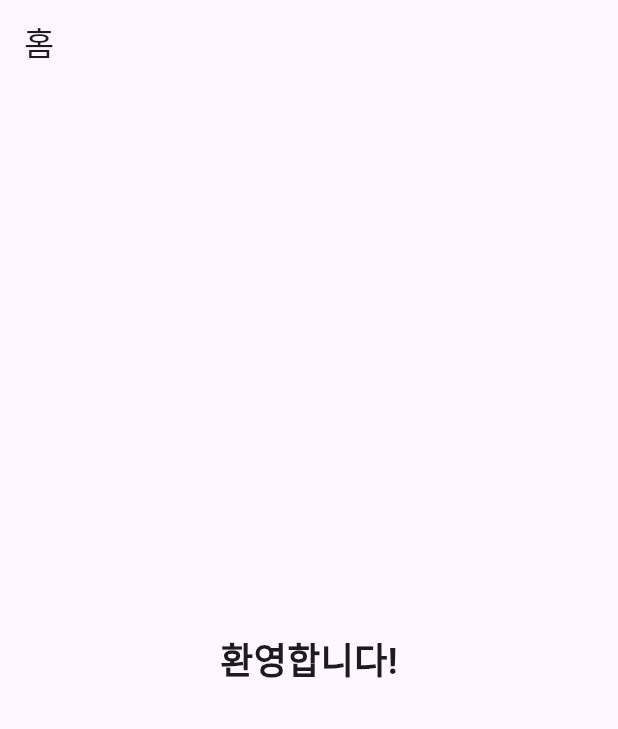
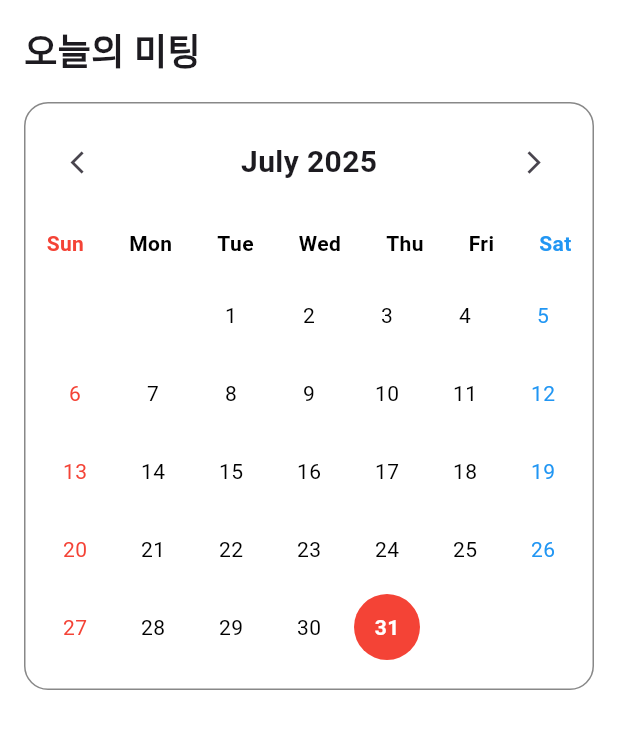
Before and after one commit to mark3lim/manage_meeting, a Flutter app: the HomePage screen opened directly, on a phone screen of 412 x 824 dp. Shown: the top 729 px of the screen. Run offline on Flutter 3.47's test engine with Material 3 defaults, Android fonts, the phone set to English and light mode, and no system bars; our stand-ins replace flutter_riverpod.

```diff
--- a/lib/screen/HomePage.dart
+++ b/lib/screen/HomePage.dart
@@ -1,13 +1,36 @@
 import 'package:flutter/material.dart';
+import 'package:intl/intl.dart';
 
-/// [HomePage] 클래스는 로그인 성공 후 표시되는 메인 화면을 구성하는 [StatelessWidget] 입니다.
+/// [HomePage] 클래스는 로그인 성공 후 표시되는 메인 화면을 구성하는 [StatefulWidget] 입니다.
 ///
-/// 이 화면은 사용자에게 간단한 환영 메시지를 보여주는 역할을 합니다.
-class HomePage extends StatelessWidget {
+/// 이 화면은 달력 UI와 함께 사용자에게 간단한 환영 메시지를 보여주는 역할을 합니다.
+class HomePage extends StatefulWidget {
   /// [HomePage]의 생성자입니다.
   ///
   /// [key]는 위젯 트리의 특정 위치에 있는 위젯을 식별하는 데 사용됩니다.
   const HomePage({super.key});
+
+  @override
+  State<HomePage> createState() => _HomePageState();
+}
+
+class _HomePageState extends State<HomePage> {
+  /// 현재 달력에 표시된 월의 기준이 되는 날짜입니다.
+  DateTime _currentDate = DateTime.now();
+
+  /// 이전 달로 이동하는 함수입니다.
+  void _previousMonth() {
+    setState(() {
+      _currentDate = DateTime(_currentDate.year, _currentDate.month - 1, 1);
+    });
+  }
+
+  /// 다음 달로 이동하는 함수입니다.
+  void _nextMonth() {
+    setState(() {
+      _currentDate = DateTime(_currentDate.year, _currentDate.month + 1, 1);
+    });
+  }
 
   /// 화면의 사용자 인터페이스(UI)를 빌드합니다.
   ///
@@ -18,16 +41,143 @@ class HomePage extends StatelessWidget {
   @override
   Widget build(BuildContext context) {
     return Scaffold(
-      appBar: AppBar(
-        title: const Text('홈'),
-        automaticallyImplyLeading: false, // 뒤로가기 버튼 숨기기
-      ),
-      body: const Center(
-        child: Text(
-          '환영합니다!',
-          style: TextStyle(fontSize: 24, fontWeight: FontWeight.bold),
+      backgroundColor: Colors.white, // 1. 전체 배경화면은 흰색으로 설정
+      body: SafeArea(
+        child: Padding(
+          padding: const EdgeInsets.all(16.0),
+          child: Column(
+            crossAxisAlignment: CrossAxisAlignment.start,
+            children: [
+              const Text(
+                '오늘의 미팅',
+                style: TextStyle(fontSize: 24, fontWeight: FontWeight.bold),
+              ),
+              Card(
+                margin: const EdgeInsets.only(top: 16.0),
+                color: const Color(0xFFFFFFFF), // 2. 달력은 흰색에 가까운 회색(Hex 값)
+                elevation: 0, // 그림자 제거
+                shape: RoundedRectangleBorder(
+                  borderRadius: BorderRadius.circular(16.0),
+                  side: const BorderSide(color: Color(0xFF888888), width: 1.0), // 짙은 회색 테두리 추가
+                ),
+                child: Column(
+                  mainAxisSize: MainAxisSize.min,
+                  children: [
+                    _buildCalendarHeader(context),
+                    _buildCalendarDays(context),
+                  ],
+                ),
+              ),
+            ],
+          ),
         ),
       ),
     );
   }
+
+  /// 달력의 헤더(년/월 및 이전/다음 버튼)를 빌드합니다.
+  ///
+  /// @return 달력 헤더 위젯을 반환합니다.
+  Widget _buildCalendarHeader(BuildContext context) {
+    final locale = Localizations.localeOf(context).languageCode;
+    return Padding(
+      padding: const EdgeInsets.fromLTRB(16.0, 16.0, 16.0, 8.0),
+      child: Row(
+        mainAxisAlignment: MainAxisAlignment.spaceBetween,
+        children: [
+          IconButton(
+            icon: const Icon(Icons.arrow_back_ios, size: 18),
+            onPressed: _previousMonth,
+          ),
+          Text(
+            DateFormat.yMMMM(locale).format(_currentDate),
+            style: const TextStyle(fontSize: 20, fontWeight: FontWeight.bold),
+          ),
+          IconButton(
+            icon: const Icon(Icons.arrow_forward_ios, size: 18),
+            onPressed: _nextMonth,
+          ),
+        ],
+      ),
+    );
+  }
+
+  /// 달력의 날짜 부분을 빌드합니다.
+  ///
+  /// 요일 헤더와 날짜 그리드를 포함합니다.
+  ///
+  /// @return 달력 날짜 위젯을 반환합니다.
+  Widget _buildCalendarDays(BuildContext context) {
+    final daysInMonth = DateUtils.getDaysInMonth(_currentDate.year, _currentDate.month);
+    final firstDayOfMonth = DateTime(_currentDate.year, _currentDate.month, 1);
+    final firstWeekday = firstDayOfMonth.weekday % 7;
+    final locale = Localizations.localeOf(context).languageCode;
+    final weekDays = DateFormat.E(locale).dateSymbols.SHORTWEEKDAYS;
+    final today = DateTime.now();
+
+    return Column(
+      mainAxisSize: MainAxisSize.min,
+      children: [
+        Row(
+          mainAxisAlignment: MainAxisAlignment.spaceAround,
+          children: weekDays.asMap().entries.map((entry) {
+            final index = entry.key;
+            final dayName = entry.value;
+            final isSunday = index == 0;
+            final isSaturday = index == 6;
+
+            return Padding(
+              padding: const EdgeInsets.symmetric(vertical: 12.0),
+              child: Text(
+                dayName,
+                style: TextStyle(
+                  fontWeight: FontWeight.bold,
+                  color: isSunday ? Colors.red : (isSaturday ? Colors.blue : Colors.black),
+                ),
+              ),
+            );
+          }).toList(),
+        ),
+        GridView.builder(
+          shrinkWrap: true,
+          physics: const NeverScrollableScrollPhysics(),
+          padding: const EdgeInsets.fromLTRB(8.0, 0, 8.0, 16.0),
+          gridDelegate: const SliverGridDelegateWithFixedCrossAxisCount(
+            crossAxisCount: 7,
+          ),
+          itemCount: daysInMonth + firstWeekday,
+          itemBuilder: (context, index) {
+            if (index < firstWeekday) {
+              return Container(); // 이전 달의 빈 공간
+            }
+            final day = index - firstWeekday + 1;
+            final date = DateTime(_currentDate.year, _currentDate.month, day);
+            final isSunday = date.weekday == DateTime.sunday;
+            final isSaturday = date.weekday == DateTime.saturday;
+            final isToday = DateUtils.isSameDay(date, today);
+
+            return Container(
+              alignment: Alignment.center,
+              margin: const EdgeInsets.all(4.0),
+              decoration: isToday
+                  ? const BoxDecoration( // 3. 오늘 날짜에는 빨간색 동그라미
+                      color: Colors.red,
+                      shape: BoxShape.circle,
+                    )
+                  : null,
+              child: Text(
+                '$day',
+                style: TextStyle(
+                  color: isToday
+                      ? Colors.white
+                      : (isSunday ? Colors.red : (isSaturday ? Colors.blue : Colors.black)),
+                  fontWeight: isToday ? FontWeight.bold : FontWeight.normal,
+                ),
+              ),
+            );
+          },
+        ),
+      ],
+    );
+  }
 }
```
